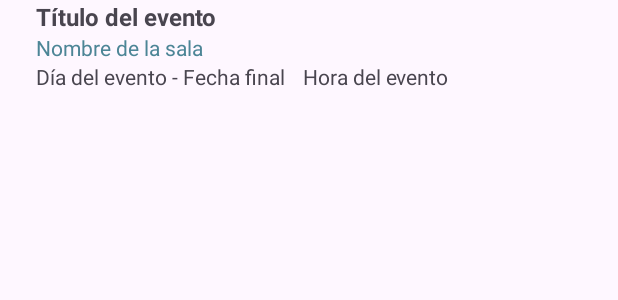
After one commit to EmFer09/ACI, an Android app: the layout item_eventos.xml on its own in the app's theme, with its tools: preview values and no code run, on a phone screen of 412 x 824 dp. The commit adds this screen. Shown: the top 300 px of the screen. Run offline under Robolectric (Android 15) with nearby library versions, the phone set to English and light mode, and no system bars.

Commit message:
Añado items_eventos para modelar cómo se verá cada evento dentro de la lista en EventosFragment y empiezo a crear el Adapte, otros cambios en Eventos (model) para que en la app se muestre el nombre de la sala y no salaId y creo el modelo de Salas

```diff
--- a/androidApp/app/src/main/AndroidManifest.xml
+++ b/androidApp/app/src/main/AndroidManifest.xml
@@ -2,7 +2,9 @@
 <manifest xmlns:android="http://schemas.android.com/apk/res/android"
     xmlns:tools="http://schemas.android.com/tools">
 
+
     <uses-permission android:name="android.permission.INTERNET" />
+    <!-- primero configuro que la app se pueda conectar a internet-->
 
     <application
         android:allowBackup="true"
--- a/androidApp/app/src/main/java/com/aci/agendacultural/LoginActivity.java
+++ b/androidApp/app/src/main/java/com/aci/agendacultural/LoginActivity.java
@@ -23,7 +23,6 @@ import okhttp3.ResponseBody;
 import retrofit2.Call;
 import retrofit2.Callback;
 import retrofit2.Response;
-import okhttp3.ResponseBody;
 
 public class LoginActivity extends AppCompatActivity {
 
--- a/androidApp/app/src/main/java/com/aci/agendacultural/MainActivity.java
+++ b/androidApp/app/src/main/java/com/aci/agendacultural/MainActivity.java
@@ -35,7 +35,7 @@ public class MainActivity extends AppCompatActivity {
         EdgeToEdge.enable(this);
         setContentView(R.layout.activity_main);
 
-        //peticion a api mediante retrofit
+        //petició  n a api mediante retrofit
         RetrofitClient retrofitClient = new RetrofitClient();
         ApiService api = retrofitClient.getApi();
 
--- a/androidApp/app/src/main/java/com/aci/agendacultural/api/ApiService.java
+++ b/androidApp/app/src/main/java/com/aci/agendacultural/api/ApiService.java
@@ -11,7 +11,8 @@ import retrofit2.http.GET;
 import retrofit2.http.Path;
 import retrofit2.http.Body;
 import retrofit2.http.POST;
-import okhttp3.ResponseBody;
+
+// interfaz donde definir métodos que serán usados en las network transactions
 
 public interface ApiService {
 
--- a/androidApp/app/src/main/java/com/aci/agendacultural/api/RetrofitClient.java
+++ b/androidApp/app/src/main/java/com/aci/agendacultural/api/RetrofitClient.java
@@ -3,6 +3,7 @@ package com.aci.agendacultural.api;
 import retrofit2.Retrofit;
 import retrofit2.converter.gson.GsonConverterFactory;
 
+// clase que se encarga de instanciar un objeto retrofit, objeto que hará posible las peticiones
 public class RetrofitClient { //se crea un objeto retrofit para poder construir la HTTP request call
 
     private static final String BASE_URL= "http://10.0.2.2:8080/";
--- /dev/null
+++ b/androidApp/app/src/main/res/layout/item_eventos.xml
@@ -0,0 +1,71 @@
+<?xml version="1.0" encoding="utf-8"?>
+<androidx.constraintlayout.widget.ConstraintLayout xmlns:android="http://schemas.android.com/apk/res/android"
+    android:layout_width="match_parent"
+    android:layout_height="wrap_content"
+    xmlns:app="http://schemas.android.com/apk/res-auto">
+
+    <TextView
+        android:layout_width="0dp"
+        android:layout_height="wrap_content"
+        android:layout_marginStart="24dp"
+        android:layout_marginEnd="16dp"
+        app:layout_constraintStart_toStartOf="parent"
+        app:layout_constraintEnd_toEndOf="parent"
+        app:layout_constraintTop_toTopOf="parent"
+        android:text="@string/titulo_del_evento"
+        android:textSize="16sp"
+        android:textStyle="bold"
+        android:id="@id/tituloEventoFicha"
+        />
+
+    <TextView
+        android:layout_width="0dp"
+        android:layout_height="wrap_content"
+        android:layout_marginStart="24dp"
+        android:layout_marginEnd="16dp"
+        app:layout_constraintStart_toStartOf="parent"
+        app:layout_constraintEnd_toEndOf="parent"
+        app:layout_constraintTop_toBottomOf="@id/tituloEventoFicha"
+        android:text="@string/nombre_de_la_sala"
+        android:textColor="#4c8596"
+        android:id="@id/nombreSalaFichaEv"/>
+
+    <TextView
+        android:layout_width="wrap_content"
+        android:layout_height="wrap_content"
+        android:layout_marginStart="24dp"
+        app:layout_constraintStart_toStartOf="parent"
+        app:layout_constraintTop_toBottomOf="@id/nombreSalaFichaEv"
+        android:text="@string/dia_Evento"
+        android:id="@id/diaEvento" />
+
+    <TextView
+        android:id="@id/separadorFechas"
+        android:layout_width="wrap_content"
+        android:layout_height="wrap_content"
+        app:layout_constraintStart_toEndOf="@id/diaEvento"
+        app:layout_constraintTop_toTopOf="@id/diaEvento"
+        android:text=" - "
+        android:visibility="visible" />
+
+    <TextView
+        android:id="@id/fechaFinalEv"
+        android:layout_width="wrap_content"
+        android:layout_height="wrap_content"
+        app:layout_constraintStart_toEndOf="@id/separadorFechas"
+        app:layout_constraintTop_toTopOf="@id/diaEvento"
+        android:text="@string/fecha_final"
+        android:visibility="visible" />
+
+    <TextView
+        android:id="@id/horaEvento"
+        android:layout_width="wrap_content"
+        android:layout_height="wrap_content"
+        app:layout_constraintStart_toEndOf="@id/fechaFinalEv"
+        app:layout_constraintTop_toTopOf="@id/fechaFinalEv"
+        android:text="@string/hora_Evento"
+        android:layout_marginStart="12dp"
+        android:visibility="visible" />
+
+
+</androidx.constraintlayout.widget.ConstraintLayout>
--- a/androidApp/app/src/main/res/values/strings.xml
+++ b/androidApp/app/src/main/res/values/strings.xml
@@ -21,4 +21,16 @@
     <string name="iniciar_sesion">Iniciar sesión</string>
     <string name="crear_cuenta">Crear cuenta</string>
     <string name="blank">blank</string>
+    <string name="titulo_del_evento">Título del evento</string>
+    <string name="nombre_de_la_sala">Nombre de la sala</string>
+    <string name="cuando_es">¿Cuándo es?</string>
+    <string name="dia_Evento">Día del evento</string>
+    <string name="hora_Evento">Hora del evento</string>
+    <string name="donde_es">¿Dónde es?</string>
+    <string name="direccion_Evento">Dirección del evento</string>
+    <string name="mas_info">Para saber un poco más</string>
+    <string name="descripcion_evento">Descripción del evento</string>
+    <string name="guardar">Guardar</string>
+    <string name="fecha_inicio">Fecha inicio</string>
+    <string name="fecha_final">Fecha final</string>
 </resources>
--- a/api/src/main/java/com/aci/aci/controller/EventosController.java
+++ b/api/src/main/java/com/aci/aci/controller/EventosController.java
@@ -10,6 +10,7 @@ import java.util.List;
 import java.util.Optional;
 import java.time.LocalDate;
 
+// el controller define qué info devuelve el backend y se muestra en la app
 @RestController
 @RequestMapping ("/api/eventos")
 public class EventosController {
@@ -24,7 +25,7 @@ public class EventosController {
 
     @GetMapping("/evento/{eventoId}") //entre paréntesis va lo que aparecerá en el url
     public  ResponseEntity<Eventos> findById(@PathVariable Integer eventoId){
-        Optional<Eventos> evento = eventosService.getById(eventoId); //si lo encuentra el controlador devuelve 200 o 404 not found
+        Optional<Eventos> evento = eventosService.getById(eventoId); //si lo encuentra el controlador devuelve 200 o 404 not found si no
         return evento.map(ResponseEntity::ok).orElseGet(() -> ResponseEntity.notFound().build());
     }
 
--- a/api/src/main/java/com/aci/aci/repository/EventosRepository.java
+++ b/api/src/main/java/com/aci/aci/repository/EventosRepository.java
@@ -11,7 +11,7 @@ import java.time.LocalDate;
 public interface EventosRepository extends JpaRepository<Eventos, Integer> { //<Eventos, int> porque coge el eventosID que es de tipo int
     //declaro métodos para hacer las búsquedas que voy a necesitar que no son operaciones básicas ya cargadas porel JpaRepository
     List<Eventos> findByCategoria(String categoria);
-    List<Eventos> findBySalaId(Integer salaId);
+    List<Eventos> findBySala_SalaId(Integer salaId); //porque ahora salaId pertenece a Salas, no a Eventos para que se muestre el nombre en la app
 
     /*la consulta de fecha es más complicada porque las películas no tienn fecha final y no se puede solo filtrar por fechaInicio
     porque si se selecciona una fecha entre fechaInicio y fechaFinal no se devolverá ese evento (exposiciones)
--- a/api/src/main/java/com/aci/aci/service/EventosService.java
+++ b/api/src/main/java/com/aci/aci/service/EventosService.java
@@ -32,7 +32,7 @@ public class EventosService {
     }
 
     public List<Eventos> getBySalaId(Integer salaId){
-        return  eventosRepository.findBySalaId(salaId);
+        return  eventosRepository.findBySala_SalaId(salaId);
     }
 
     public  List<Eventos> getByFecha(LocalDate fecha){
--- a/api/src/main/java/com/aci/aci/service/UsuarioService.java
+++ b/api/src/main/java/com/aci/aci/service/UsuarioService.java
@@ -40,7 +40,6 @@ public class UsuarioService {
             if (usuario.isEmpty()) {
                 return false;
             }
-
             return passwordEncoder.matches(contrasenyaEscrita, usuario.get().getContrasenyaHash()); //y si lo localiza compara la contraseña escrita con el hash de su contraseña guardado
     }
 
```
Also changed, not shown: androidApp/app/src/main/java/com/aci/agendacultural/EventosFragment.java (+1 -41 lines), androidApp/app/src/main/java/com/aci/agendacultural/FichaEventoDialogFragment.java (added, +22 -0 lines), androidApp/app/src/main/java/com/aci/agendacultural/adapter/EventosAdapter.java (added, +119 -0 lines), androidApp/app/src/main/java/com/aci/agendacultural/model/Eventos.java (+12 -10 lines), androidApp/app/src/main/java/com/aci/agendacultural/model/Salas.java (added, +59 -0 lines), androidApp/app/src/main/res/layout/fragment_dialog_eventos.xml (added, +177 -0 lines), androidApp/app/src/main/res/layout/fragment_eventos.xml (+6 -2 lines), api/src/main/java/com/aci/aci/model/Eventos.java (+15 -8 lines).
